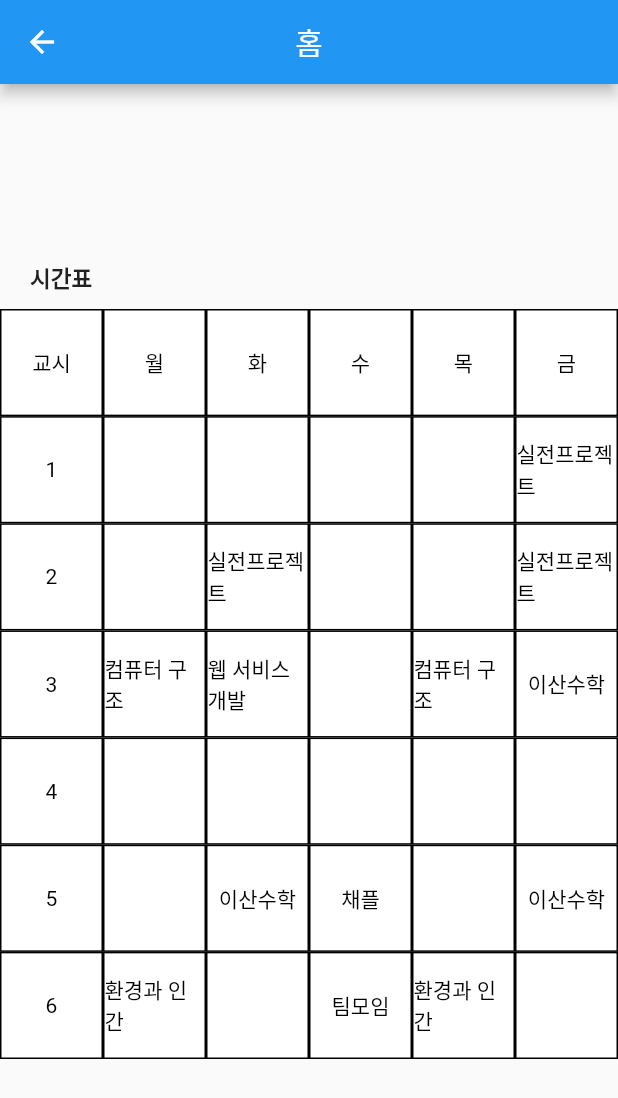
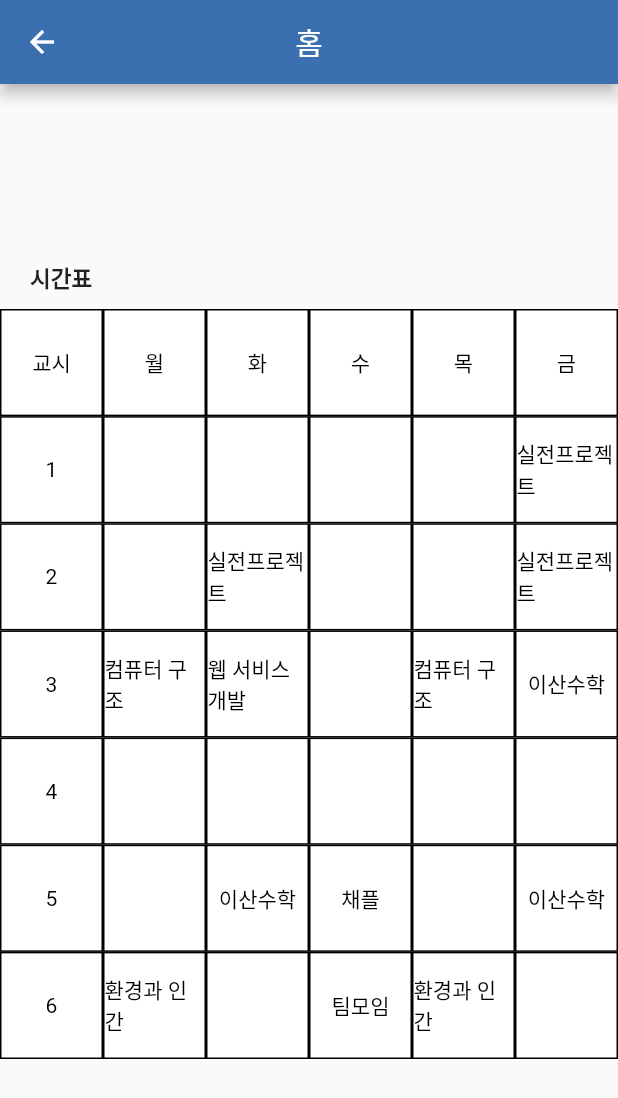
Before and after one commit to songdabin/whyNot, a Flutter app: the HomePage screen opened directly, on a phone screen of 412 x 824 dp. Shown: the top 1098 px of the screen. Run offline on Flutter 3.47's test engine with Material 2 defaults, Android fonts, the phone set to English and light mode, and no system bars; our stand-ins replace cloud_firestore, firebase_auth, firebase_core; accounts and stored records are empty.

Commit message:
Change appBar background color

```diff
--- a/lib/home.dart
+++ b/lib/home.dart
@@ -28,6 +28,7 @@ class _HomePage extends State<HomePage> {
         appBar: AppBar(
           title: Text("홈"),
           centerTitle: true,
+          backgroundColor: Color(0xFF3A70AF),
         ),
         body: Container(
             width: MediaQuery.of(context).size.width,
```
